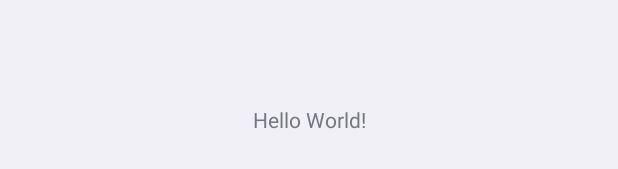
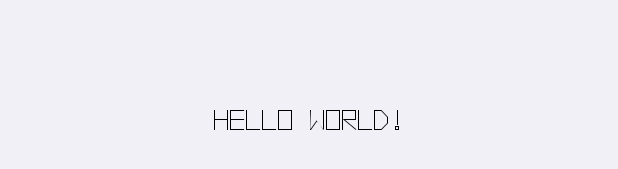
Before and after one commit to daniel70708/Asteroides, an Android app: the layout activity_main.xml on its own in the app's theme, with its tools: preview values and no code run, on a phone screen of 412 x 824 dp. Shown: the part 541-710 px from the top of the screen. Run offline under Robolectric (Android 15) with nearby library versions, the phone set to English and light mode, and no system bars.

Commit message:
Se agregaron nuevos colores de manera tentativa

```diff
--- a/app/src/main/res/layout/activity_main.xml
+++ b/app/src/main/res/layout/activity_main.xml
@@ -10,6 +10,8 @@
         android:layout_width="wrap_content"
         android:layout_height="wrap_content"
         android:text="Hello World!"
+        android:fontFamily="@font/vertor"
+        android:textColor= "@color/textoPrimario"
         app:layout_constraintBottom_toBottomOf="parent"
         app:layout_constraintLeft_toLeftOf="parent"
         app:layout_constraintRight_toRightOf="parent"
--- a/app/src/main/res/values/colors.xml
+++ b/app/src/main/res/values/colors.xml
@@ -1,10 +1,27 @@
 <?xml version="1.0" encoding="utf-8"?>
 <resources>
-    <color name="purple_200">#FFBB86FC</color>
-    <color name="purple_500">#FF6200EE</color>
-    <color name="purple_700">#FF3700B3</color>
-    <color name="teal_200">#FF03DAC5</color>
-    <color name="teal_700">#FF018786</color>
-    <color name="black">#FF000000</color>
-    <color name="white">#FFFFFFFF</color>
+
+    <!-- Color gris-azul primario-->
+    <color name="grisPrimario">#607d8b</color>
+
+    <!-- Color gris-azul claro primario -->
+    <color name="grisClaroPrimario">#8eacbb</color>
+
+    <!-- Color gris-azul obscuro primario -->
+    <color name="grisObscuroPrimario">#34515e</color>
+
+    <!-- Color gris secundario -->
+    <color name="grisSecundario">#757575</color>
+
+    <!-- Color gris claro secundario -->
+    <color name="grisClaroSecundario">#a4a4a4</color>
+
+    <!-- Color gris obscuro secundario -->
+    <color name="grisObscuroSecundario">#494949</color>
+
+    <!-- Color negro primario para texto -->
+    <color name="textoPrimario">#000000</color>
+
+    <!-- Color blanco secundario para el texto -->
+    <color name="textoSecundario">#ffffff</color>
 </resources>
--- a/app/src/main/res/values/themes.xml
+++ b/app/src/main/res/values/themes.xml
@@ -1,14 +1,14 @@
 <resources xmlns:tools="http://schemas.android.com/tools">
     <!-- Base application theme. -->
-    <style name="Theme.Asteroides" parent="Theme.MaterialComponents.DayNight.DarkActionBar">
+    <style name="Theme.Asteroides" parent="Theme.MaterialComponents.DayNight.NoActionBar">
         <!-- Primary brand color. -->
-        <item name="colorPrimary">@color/purple_500</item>
-        <item name="colorPrimaryVariant">@color/purple_700</item>
-        <item name="colorOnPrimary">@color/white</item>
+        <item name="colorPrimary">@color/grisPrimario</item>
+        <item name="colorPrimaryVariant">@color/grisClaroPrimario</item>
+        <item name="colorOnPrimary">@color/textoSecundario</item>
         <!-- Secondary brand color. -->
-        <item name="colorSecondary">@color/teal_200</item>
-        <item name="colorSecondaryVariant">@color/teal_700</item>
-        <item name="colorOnSecondary">@color/black</item>
+        <item name="colorSecondary">@color/grisSecundario</item>
+        <item name="colorSecondaryVariant">@color/grisClaroSecundario</item>
+        <item name="colorOnSecondary">@color/textoPrimario</item>
         <!-- Status bar color. -->
         <item name="android:statusBarColor" tools:targetApi="l">?attr/colorPrimaryVariant</item>
         <!-- Customize your theme here. -->
@@ -17,10 +17,11 @@
     <!-- Tema para el splashscreen -->
     <style name="Theme.App.iniciando" parent="Theme.SplashScreen">
         <!-- Color de fondo -->
-        <item name="windowSplashScreenBackground">@color/teal_200</item>
+        <item name="windowSplashScreenBackground">@color/grisClaroPrimario</item>
         <!-- Icono de nuestro splash -->
         <item name="windowSplashScreenAnimatedIcon">@drawable/ic_launcher_foreground</item>
         <!-- Tema que va a seguir cuando termine el splash screen -->
         <item name="postSplashScreenTheme">@style/Theme.Asteroides</item>
+
     </style>
 </resources>
```
